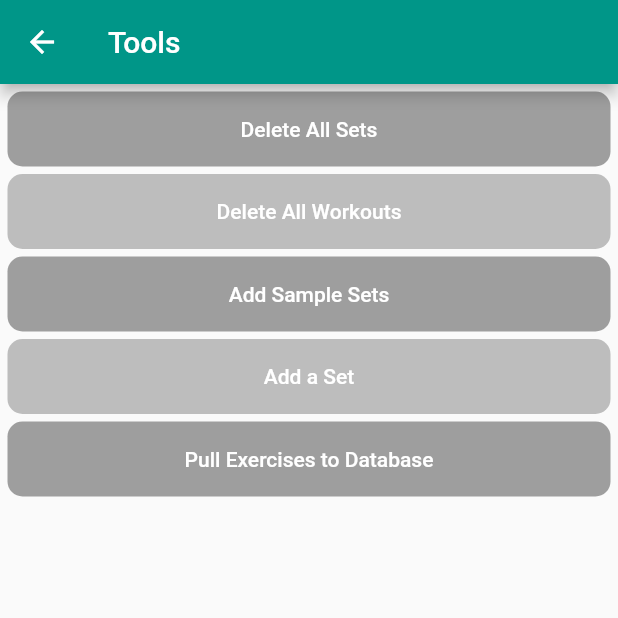
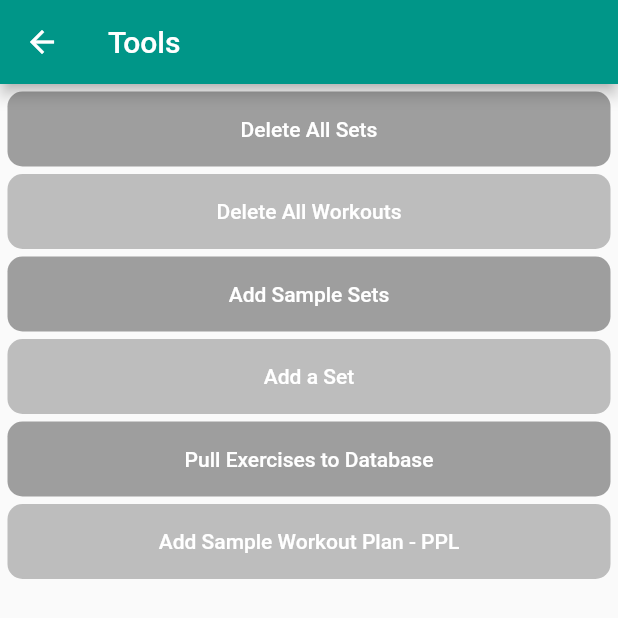
Before and after one commit to alihaidar2/pumping_iron, a Flutter app: the ToolsPage screen opened directly, after a tap on "Add Sample Sets", on a phone screen of 412 x 824 dp. Shown: the top 618 px of the screen. Run offline on Flutter 3.47's test engine with Material 2 defaults, Android fonts, the phone set to English and light mode, and no system bars; our stand-ins replace objectbox; generated files the repository leaves out were written again; network calls fail.

Commit message:
debugged and added sample workout

```diff
--- a/lib/models/workout.dart
+++ b/lib/models/workout.dart
@@ -9,7 +9,6 @@ class Workout {
   final String workoutName;
   final List<Set> sets;
   final DateTime dateTime;
-
 
   Workout({
     this.id = 0,
--- /dev/null
+++ b/lib/models/workout_plan.dart
@@ -0,0 +1,20 @@
+import 'package:objectbox/objectbox.dart';
+import 'package:pumping_iron/widgets/workout.dart';
+
+import 'set.dart';
+
+// @Sync()
+@Entity()
+class WorkoutPlan {
+  int id;
+  final String workoutPlanName;
+  final List<WorkoutPlan> workouts;
+  final DateTime? dateTime;
+
+  WorkoutPlan({
+    this.id = 0,
+    required this.workoutPlanName,
+    this.workouts = const <WorkoutPlan>[],
+    this.dateTime,
+  });
+}
--- a/lib/pages/tools_page.dart
+++ b/lib/pages/tools_page.dart
@@ -4,6 +4,8 @@ import 'package:flutter/cupertino.dart';
 import 'package:flutter/material.dart';
 import 'package:flutter/services.dart';
 import 'package:http/http.dart';
+import 'package:pumping_iron/models/workout.dart';
+import 'package:pumping_iron/models/workout_plan.dart';
 import 'package:pumping_iron/widgets/ExerciseEntry.dart';
 import 'package:pumping_iron/widgets/Tool.dart';
 
@@ -91,7 +93,7 @@ class _ToolsPageState extends State<ToolsPage> {
                     child: Center(
                         child: TextButton(
                             child: Text('Add Sample Sets'),
-                            onPressed: addSampleSets)),
+                            onPressed:() {} )), //addSampleSets
                   ),
                   Container(
                     margin: const EdgeInsets.only(top: 2.5, bottom: 2.5),
@@ -242,6 +244,18 @@ class _ToolsPageState extends State<ToolsPage> {
                             child: Text('Pull Exercises to Database'),
                             onPressed: pullExercisesToDatabase)),
                   ),
+                  Container(
+                    margin: const EdgeInsets.only(top: 2.5,bottom: 2.5,),
+                    height: 50,
+                    decoration: BoxDecoration(
+                      borderRadius: BorderRadius.all(Radius.circular(10)),
+                      color: Colors.grey[400],
+                    ),
+                    child: Center(
+                        child: TextButton(
+                            child: Text('Add Sample Workout Plan - PPL'),
+                            onPressed: addSampleWorkoutPlan)),
+                  ),
                 ],
               ),
             ),
@@ -261,11 +275,11 @@ class _ToolsPageState extends State<ToolsPage> {
   // barbell bench press, barbell incline bench press
   // pull-up, alternate lateral pulldown
   // barbell full zercher squat, barbell front squat
-  void addSampleSets() {
+  void addSampleSets(int wIdPush,int wIdPull,int wIdLegs,) {
     for (int i = 0; i < 4; i++) {
       Set set = Set(
           exerciseId: objectBox.getExerciseByName("barbell deadlift").id,
-          workoutId: 3,
+          workoutId: wIdPull,
           repetitions: Random().nextInt(6),
           date: new DateTime(2012, 2, 27));
       objectBox.setBox.put(set);
@@ -273,7 +287,7 @@ class _ToolsPageState extends State<ToolsPage> {
     for (int i = 0; i < 4; i++) {
       Set set = Set(
           exerciseId: objectBox.getExerciseByName("pull-up").id,
-          workoutId: 3,
+          workoutId: wIdPull,
           repetitions: Random().nextInt(6),
           date: new DateTime(2012, 2, 27));
       objectBox.setBox.put(set);
@@ -281,7 +295,7 @@ class _ToolsPageState extends State<ToolsPage> {
     for (int i = 0; i < 4; i++) {
       Set set = Set(
           exerciseId: objectBox.getExerciseByName("barbell bench press").id,
-          workoutId: 3,
+          workoutId: wIdPush,
           repetitions: Random().nextInt(6),
           date: new DateTime(2012, 2, 28));
       objectBox.setBox.put(set);
@@ -289,7 +303,7 @@ class _ToolsPageState extends State<ToolsPage> {
     for (int i = 0; i < 4; i++) {
       Set set = Set(
           exerciseId: objectBox.getExerciseByName("barbell incline bench press").id,
-          workoutId: 3,
+          workoutId: wIdPush,
           repetitions: Random().nextInt(6),
           date: new DateTime(2012, 2, 28));
       objectBox.setBox.put(set);
@@ -297,7 +311,7 @@ class _ToolsPageState extends State<ToolsPage> {
     for (int i = 0; i < 4; i++) {
       Set set = Set(
           exerciseId: objectBox.getExerciseByName("barbell full zercher squat").id,
-          workoutId: 3,
+          workoutId: wIdLegs,
           repetitions: Random().nextInt(6),
           date: new DateTime(2012, 2, 28));
       objectBox.setBox.put(set);
@@ -305,7 +319,7 @@ class _ToolsPageState extends State<ToolsPage> {
     for (int i = 0; i < 4; i++) {
       Set set = Set(
           exerciseId: objectBox.getExerciseByName("barbell front squat").id,
-          workoutId: 3,
+          workoutId: wIdLegs,
           repetitions: Random().nextInt(6),
           date: new DateTime(2012, 2, 28));
       objectBox.setBox.put(set);
@@ -313,6 +327,19 @@ class _ToolsPageState extends State<ToolsPage> {
 
     var box = objectBox.exerciseBox.getAll();
     print('object');
+
+  }
+
+  void addSampleWorkoutPlan() {
+    WorkoutPlan workoutPlan = new WorkoutPlan(workoutPlanName: "PPL");
+    Workout workoutPush = new Workout(workoutName: "Push", dateTime: DateTime.now());
+    Workout workoutPull = new Workout(workoutName: "Pull", dateTime: DateTime.now());
+    Workout workoutLegs = new Workout(workoutName: "Legs", dateTime: DateTime.now());
+    objectBox.addWorkoutPlan(workoutPlan);
+    objectBox.addWorkout(workoutPush);
+    objectBox.addWorkout(workoutPull);
+    objectBox.addWorkout(workoutLegs);
+    addSampleSets(workoutPush.id, workoutPull.id, workoutLegs.id);
 
   }
 
```
Also changed, not shown: lib/objectbox-model.json (+30 -4 lines), lib/pages/workout_list_page.dart (+43 -61 lines), lib/pages/workout_page.dart (+8 -19 lines), lib/services/objectbox.dart (+24 -9 lines), lib/widgets/ExerciseEntry.dart (+10 -4 lines), lib/objectbox.g.dart.
